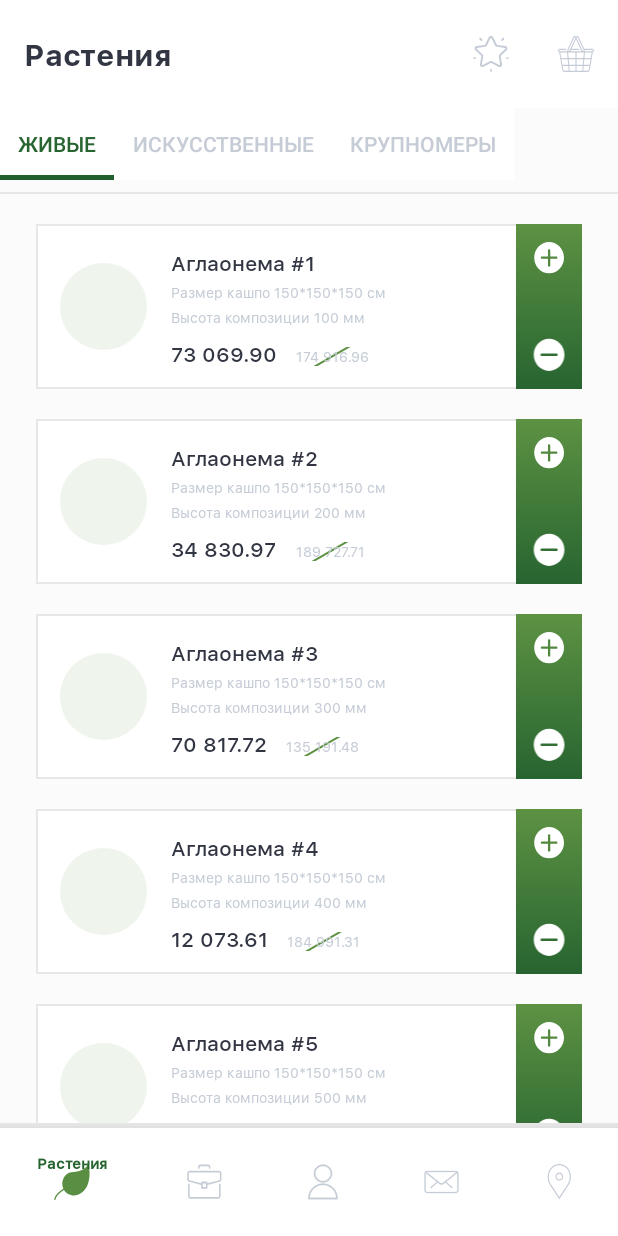
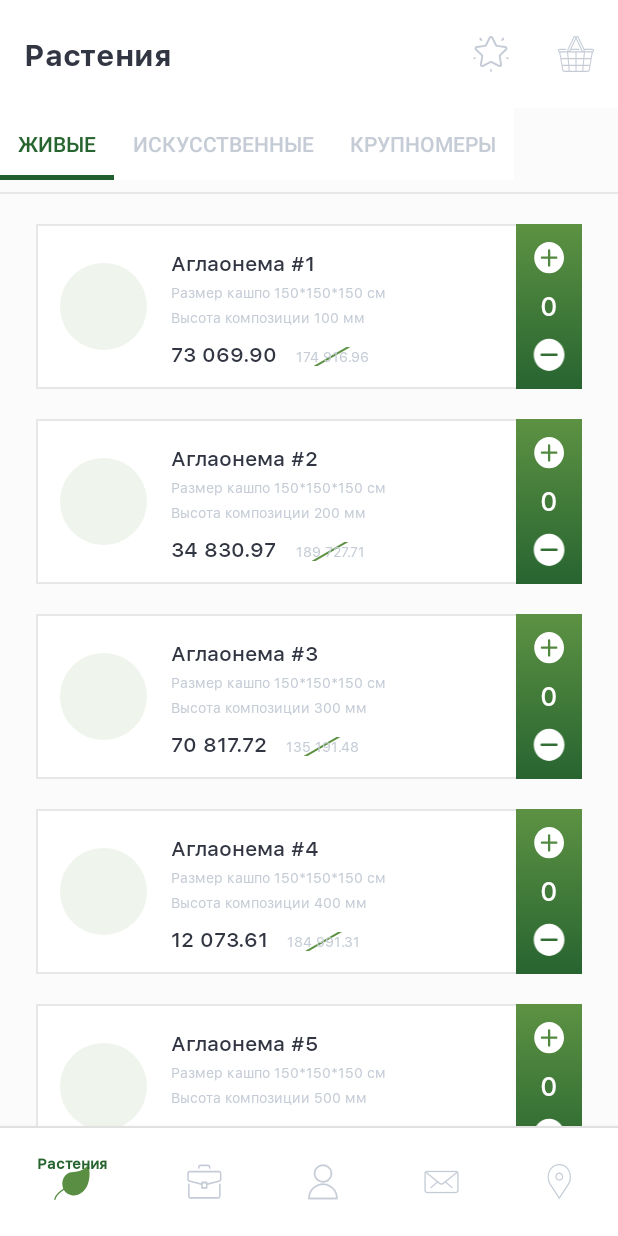
Before and after one commit to epifanov-lab/GreenPremium, an Android app: the PlantSubFragment screen opened directly, with no data from a screen before it, on a phone screen of 412 x 824 dp. Run offline under Robolectric (Android 15) with nearby library versions, the phone set to English and light mode, and no system bars.

Commit message:
plant item st.3 counter and selector

```diff
--- a/app/build.gradle
+++ b/app/build.gradle
@@ -26,7 +26,6 @@ dependencies {
     implementation"org.jetbrains.kotlin:kotlin-stdlib-jdk7:$kotlin_version"
     implementation "com.android.support:appcompat-v7:$rootProject.support_library_version"
     implementation "com.android.support:design:$rootProject.support_library_version"
-    implementation "com.android.support:cardview-v7:$rootProject.support_library_version"
     implementation "com.android.support:recyclerview-v7:$rootProject.support_library_version"
     implementation "com.android.support.constraint:constraint-layout:$rootProject.constraint_layout_version"
     testImplementation "junit:junit:$rootProject.junit_version"
--- a/app/src/main/java/com/lab/greenpremium/data/entity/Plant.kt
+++ b/app/src/main/java/com/lab/greenpremium/data/entity/Plant.kt
@@ -1,4 +1,44 @@
 package com.lab.greenpremium.data.entity
 
+import android.content.Context
+import com.lab.greenpremium.R
+import java.io.Serializable
 
-data class Plant(val name: String, val info1: String, val info2: String, val price: Double, val discount: Double)
+
+data class Plant(val name: String, val info1: String, val info2: String,
+                 val price: Double, val discount: Double,
+                 val type : Type, var count : Int = 0) {
+
+    enum class Type(var titleResId: Int) : Serializable {
+        LIVING(R.string.title_plants_living),
+        ARTIFICIAL(R.string.title_plants_artificial),
+        BIG(R.string.title_plants_big);
+
+        companion object {
+
+            fun getTitles(context : Context?) : Array<String> {
+                val titles : Array<String> = Array(Type.values().size) { "" }
+                enumValues<Type>().forEach { titles[it.ordinal] = context!!.getString(it.titleResId) }
+                return titles
+            }
+
+            fun fromInt(value: Int): Type {
+                for (type in Type.values()) {
+                    if (value == type.ordinal) {
+                        return type
+                    }
+                }
+                return LIVING
+            }
+
+        }
+    }
+/*    enum class Type {
+        REGULAR, HEIGHT_CHOICE;
+
+        companion object {
+
+        }
+    }*/
+
+}
--- a/app/src/main/java/com/lab/greenpremium/ui/customview/PlantItemView.kt
+++ b/app/src/main/java/com/lab/greenpremium/ui/customview/PlantItemView.kt
@@ -3,31 +3,18 @@ package com.lab.greenpremium.ui.customview
 import android.content.Context
 import android.util.AttributeSet
 import android.view.LayoutInflater
+import android.view.View
 import android.widget.RelativeLayout
 import com.lab.greenpremium.R
 import com.lab.greenpremium.data.entity.Plant
 import com.lab.greenpremium.utills.currencyFormat
-import kotlinx.android.synthetic.main.item_plant_view.view.*
+import kotlinx.android.synthetic.main.view_item_plant.view.*
 
+const val MIN_COUNT = 0
 
 class PlantItemView : RelativeLayout {
 
-    enum class Type {
-        REGULAR;
-
-        companion object {
-            fun fromInt(value: Int): Type {
-                for (type in Type.values()) {
-                    if (value == type.ordinal) {
-                        return type
-                    }
-                }
-                return REGULAR
-            }
-        }
-    }
-
-    lateinit var type: Type
+    private var count: Int = MIN_COUNT
 
     constructor(context: Context) : this(context, null)
 
@@ -35,20 +22,45 @@ class PlantItemView : RelativeLayout {
 
     constructor(context: Context, attrs: AttributeSet?, defStyleAttr: Int) : super(context, attrs, defStyleAttr) {
 
-        LayoutInflater.from(context).inflate(R.layout.item_plant_view, this, true)
+        LayoutInflater.from(context).inflate(R.layout.view_item_plant, this, true)
 
-        attrs.let {
-            val a = context.obtainStyledAttributes(attrs, R.styleable.PlantItemView)
-            type = Type.fromInt(a.getInt(R.styleable.PlantItemView_type, Type.REGULAR.ordinal))
-            a.recycle()
+        button_add.setOnClickListener { setCounter(++count) }
+        button_remove.setOnClickListener { setCounter(--count) }
+
+    }
+
+    private fun setCounter(n: Int) {
+        count = if (n < 0) 0 else n
+        text_counter.text = count.toString()
+    }
+
+    private fun updateByType(type: Plant.Type) {
+        when (type) {
+            Plant.Type.LIVING, Plant.Type.ARTIFICIAL -> {
+                showHeightSelector(false)
+            }
+
+            Plant.Type.BIG -> {
+                text_info_2.text = context.getText(R.string.title_height)
+                showHeightSelector(true)
+            }
         }
     }
 
-    fun setData(plant : Plant) {
+    private fun showHeightSelector(enabled : Boolean) {
+        height_selector.visibility = if (enabled) View.VISIBLE else View.GONE
+        space.visibility = if (enabled) View.VISIBLE else View.GONE
+        height_selector.text = "15 м" //TODO прибрать
+    }
+
+
+    fun setData(plant: Plant) {
         text_name.text = plant.name
         text_info_1.text = plant.info1
         text_info_2.text = plant.info2
         text_price.text = currencyFormat(plant.price)
         text_discount.text = currencyFormat(plant.discount)
+        updateByType(plant.type)
+        setCounter(count)
     }
 }
--- a/app/src/main/java/com/lab/greenpremium/ui/screen/main/plants/PlantSubFragment.kt
+++ b/app/src/main/java/com/lab/greenpremium/ui/screen/main/plants/PlantSubFragment.kt
@@ -1,32 +1,18 @@
 package com.lab.greenpremium.ui.screen.main.plants
 
-import android.content.Context
 import android.os.Bundle
 import android.support.v7.widget.LinearLayoutManager
 import android.widget.LinearLayout
 import com.lab.greenpremium.KEY_TYPE
 import com.lab.greenpremium.R
+import com.lab.greenpremium.data.entity.Plant
 import com.lab.greenpremium.ui.base.BaseFragment
 import com.lab.greenpremium.ui.screen.main.plants.adapters.PlantRecyclerAdapter
 import com.lab.greenpremium.utills.getMockPlantList
 import kotlinx.android.synthetic.main.sub_fragment_plants.*
-import java.io.Serializable
+
 
 class PlantSubFragment : BaseFragment() {
-
-    enum class PlantType(var titleResId: Int) : Serializable {
-        LIVING(R.string.title_plants_living),
-        ARTIFICIAL(R.string.title_plants_artificial),
-        BIG(R.string.title_plants_big);
-
-        companion object {
-            fun getTitles(context : Context?) : Array<String> {
-                val titles : Array<String> = Array(PlantType.values().size) { "" }
-                enumValues<PlantType>().forEach { titles[it.ordinal] = context!!.getString(it.titleResId) }
-                return titles
-            }
-        }
-    }
 
     companion object {
         fun newInstance(type: Int): PlantSubFragment {
@@ -38,7 +24,7 @@ class PlantSubFragment : BaseFragment() {
         }
     }
 
-    lateinit var type: PlantType
+    lateinit var type: Plant.Type
 
     override fun initializeDaggerComponent() {
         //TODO impl
@@ -49,9 +35,9 @@ class PlantSubFragment : BaseFragment() {
     }
 
     override fun initViews() {
-        type = PlantType.values()[arguments!!.getInt(KEY_TYPE)]
+        type = Plant.Type.values()[arguments!!.getInt(KEY_TYPE)]
 
         recycler.layoutManager = LinearLayoutManager(context, LinearLayout.VERTICAL, false)
-        recycler.adapter = PlantRecyclerAdapter(getMockPlantList())
+        recycler.adapter = PlantRecyclerAdapter (getMockPlantList(type == Plant.Type.BIG))
     }
 }
--- a/app/src/main/java/com/lab/greenpremium/ui/screen/main/plants/adapters/PlantsPagerAdapter.kt
+++ b/app/src/main/java/com/lab/greenpremium/ui/screen/main/plants/adapters/PlantsPagerAdapter.kt
@@ -5,6 +5,7 @@ import android.content.Context
 import android.support.v4.app.Fragment
 import android.support.v4.app.FragmentManager
 import android.support.v4.app.FragmentStatePagerAdapter
+import com.lab.greenpremium.data.entity.Plant
 import com.lab.greenpremium.ui.screen.main.plants.PlantSubFragment
 
 class PlantsPagerAdapter(fm: FragmentManager?, private val context: Context?) : FragmentStatePagerAdapter(fm) {
@@ -14,10 +15,10 @@ class PlantsPagerAdapter(fm: FragmentManager?, private val context: Context?) :
     }
 
     override fun getPageTitle(position: Int): CharSequence? {
-        return PlantSubFragment.PlantType.getTitles(context)[position]
+        return Plant.Type.getTitles(context)[position]
     }
 
     override fun getCount(): Int {
-        return PlantSubFragment.PlantType.values().size
+        return Plant.Type.values().size
     }
 }
--- a/app/src/main/java/com/lab/greenpremium/utills/MockGeneratorUtil.kt
+++ b/app/src/main/java/com/lab/greenpremium/utills/MockGeneratorUtil.kt
@@ -3,7 +3,7 @@ package com.lab.greenpremium.utills
 import com.lab.greenpremium.data.entity.Plant
 
 
-fun getMockPlantList() : List<Plant> {
+fun getMockPlantList(enableSelector : Boolean = false) : List<Plant> {
     val result : ArrayList<Plant> = ArrayList()
 
     for (i in 1..50) {
@@ -12,8 +12,8 @@ fun getMockPlantList() : List<Plant> {
         val info2 = "Высота композиции ${i * 100} мм"
         val price = Math.random() * 100000
         val discount = Math.random() * 100000 + 100000
-
-        result.add(Plant(name, info1, info2, price, discount))
+        val type = if (enableSelector) Plant.Type.BIG else Plant.Type.LIVING
+        result.add(Plant(name, info1, info2, price, discount, type))
     }
 
     return result
--- /dev/null
+++ b/app/src/main/res/drawable/bcg_plant_height_selector.xml
@@ -0,0 +1,13 @@
+<?xml version="1.0" encoding="utf-8"?>
+<selector xmlns:android="http://schemas.android.com/apk/res/android">
+
+    <item android:state_enabled="true">
+        <shape
+            xmlns:android="http://schemas.android.com/apk/res/android"
+            android:shape="rectangle">
+            <solid android:color="@color/green_light"/>
+            <corners android:radius="@dimen/radius_6"/>
+        </shape>
+    </item>
+
+</selector>
--- /dev/null
+++ b/app/src/main/res/drawable/ic_selector.xml
@@ -0,0 +1,9 @@
+<vector xmlns:android="http://schemas.android.com/apk/res/android"
+        android:width="24dp"
+        android:height="24dp"
+        android:viewportWidth="24.0"
+        android:viewportHeight="24.0">
+    <path
+        android:fillColor="#FF000000"
+        android:pathData="M7,10l5,5 5,-5z"/>
+</vector>
--- a/app/src/main/res/layout/activity_main.xml
+++ b/app/src/main/res/layout/activity_main.xml
@@ -60,7 +60,7 @@
     <View
         android:id="@+id/line"
         android:layout_width="match_parent"
-        android:layout_height="@dimen/line_thickness"
+        android:layout_height="@dimen/line_thickness_2"
         android:layout_above="@id/navigation"
         android:background="@color/gray_light_2"/>
 
--- a/app/src/main/res/layout/item_plant_view.xml
+++ b/app/src/main/res/layout/view_item_plant.xml
@@ -4,8 +4,8 @@
     android:id="@+id/container_main"
     android:layout_width="match_parent"
     android:layout_height="@dimen/item_plant_height"
-    android:background="@drawable/bcg_plant_item"
-    android:layout_marginTop="@dimen/space_medium_1">
+    android:layout_marginTop="@dimen/space_medium_1"
+    android:background="@drawable/bcg_plant_item">
 
     <RelativeLayout
         android:id="@+id/container_image"
@@ -52,23 +52,50 @@
             android:textSize="@dimen/font_size_9"
             tools:text="Размер кашпо 150*150*150 см" />
 
-        <TextView
-            android:id="@+id/text_info_2"
+        <LinearLayout
+            android:id="@+id/container_height_selector"
             android:layout_width="match_parent"
             android:layout_height="wrap_content"
             android:layout_below="@id/text_info_1"
-            android:layout_marginBottom="@dimen/space_small_2"
-            android:fontFamily="@font/sfuitext_regular"
-            android:gravity="center_vertical"
-            android:textColor="@color/gray_light_1"
-            android:textSize="@dimen/font_size_9"
-            tools:text="Высота композиции 1500 мм" />
+            android:orientation="horizontal">
+
+            <TextView
+                android:id="@+id/text_info_2"
+                android:layout_width="0dp"
+                android:layout_height="wrap_content"
+                android:layout_marginBottom="@dimen/space_small_2"
+                android:layout_weight="4"
+                android:fontFamily="@font/sfuitext_regular"
+                android:gravity="center_vertical"
+                android:textColor="@color/gray_light_1"
+                android:textSize="@dimen/font_size_9"
+                tools:text="Высота" />
+
+            <TextView
+                android:id="@+id/height_selector"
+                android:layout_width="0dp"
+                android:layout_height="wrap_content"
+                android:layout_weight="6"
+                android:background="@drawable/bcg_plant_height_selector"
+                android:drawableRight="@drawable/ic_selector"
+                android:fontFamily="@font/sfuitext_regular"
+                android:gravity="center"
+                android:textSize="@dimen/font_size_9"
+                tools:text="15 м" />
+
+            <View
+                android:id="@+id/space"
+                android:layout_width="0dp"
+                android:layout_height="0dp"
+                android:layout_weight="8" />
+
+        </LinearLayout>
 
         <LinearLayout
             android:id="@+id/container_price"
             android:layout_width="match_parent"
             android:layout_height="wrap_content"
-            android:layout_below="@id/text_info_2"
+            android:layout_below="@id/container_height_selector"
             android:orientation="horizontal">
 
             <TextView
@@ -110,12 +137,14 @@
         android:paddingTop="@dimen/space_small_3">
 
         <ImageView
+            android:id="@+id/button_add"
             android:layout_width="wrap_content"
             android:layout_height="0dp"
             android:layout_weight="1"
             android:src="@drawable/ic_add_plant" />
 
         <TextView
+            android:id="@+id/text_counter"
             android:layout_width="wrap_content"
             android:layout_height="0dp"
             android:layout_weight="2"
@@ -123,9 +152,10 @@
             android:gravity="center"
             android:textColor="@color/white"
             android:textSize="@dimen/font_size_18"
-            tools:text="1" />
+            tools:text="0" />
 
         <ImageView
+            android:id="@+id/button_remove"
             android:layout_width="wrap_content"
             android:layout_height="0dp"
             android:layout_weight="1"
--- a/app/src/main/res/values/attrs.xml
+++ b/app/src/main/res/values/attrs.xml
@@ -3,7 +3,9 @@
 
     <declare-styleable name="PlantItemView">
         <attr name="type" format="enum" >
-            <enum name="type_regular" value="0"/>
+            <enum name="type_living" value="0"/>
+            <enum name="type_artificial" value="1"/>
+            <enum name="type_big" value="2"/>
         </attr>
     </declare-styleable>
 
--- a/app/src/main/res/values/colors.xml
+++ b/app/src/main/res/values/colors.xml
@@ -19,4 +19,5 @@
     <color name="green_2">#276430</color>
     <color name="green_3">#5d9243</color>
     <color name="green_3_10">#195d9243</color>
+    <color name="green_light">#eef4ec</color>
 </resources>
--- a/app/src/main/res/values/dimens.xml
+++ b/app/src/main/res/values/dimens.xml
@@ -35,6 +35,10 @@
     <dimen name="font_size_18">18sp</dimen>
     <dimen name="font_size_20">20sp</dimen>
 
+    <!--radius-->
+    <dimen name="radius_6">6dp</dimen>
+    <dimen name="radius_12">12dp</dimen>
+
     <!--views sizes-->
     <dimen name="auth_button_width">240dp</dimen>
     <dimen name="auth_button_height">42dp</dimen>
--- a/app/src/main/res/values/strings.xml
+++ b/app/src/main/res/values/strings.xml
@@ -29,6 +29,8 @@
     <string name="title_plants_big">Крупномеры</string>
     <string name="title_service">Сервис</string>
 
+    <string name="title_height">Высота</string>
+
     <string name="error_simple">Ошибка!</string>
 
 </resources>
```
